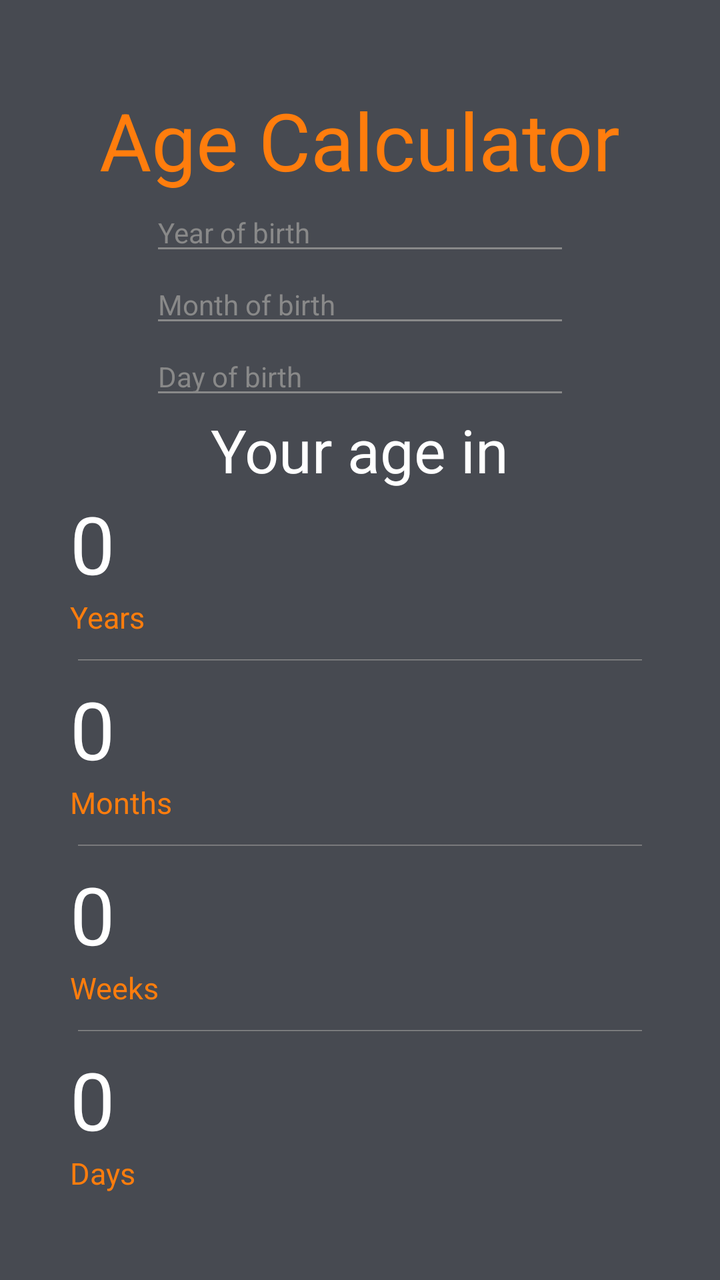
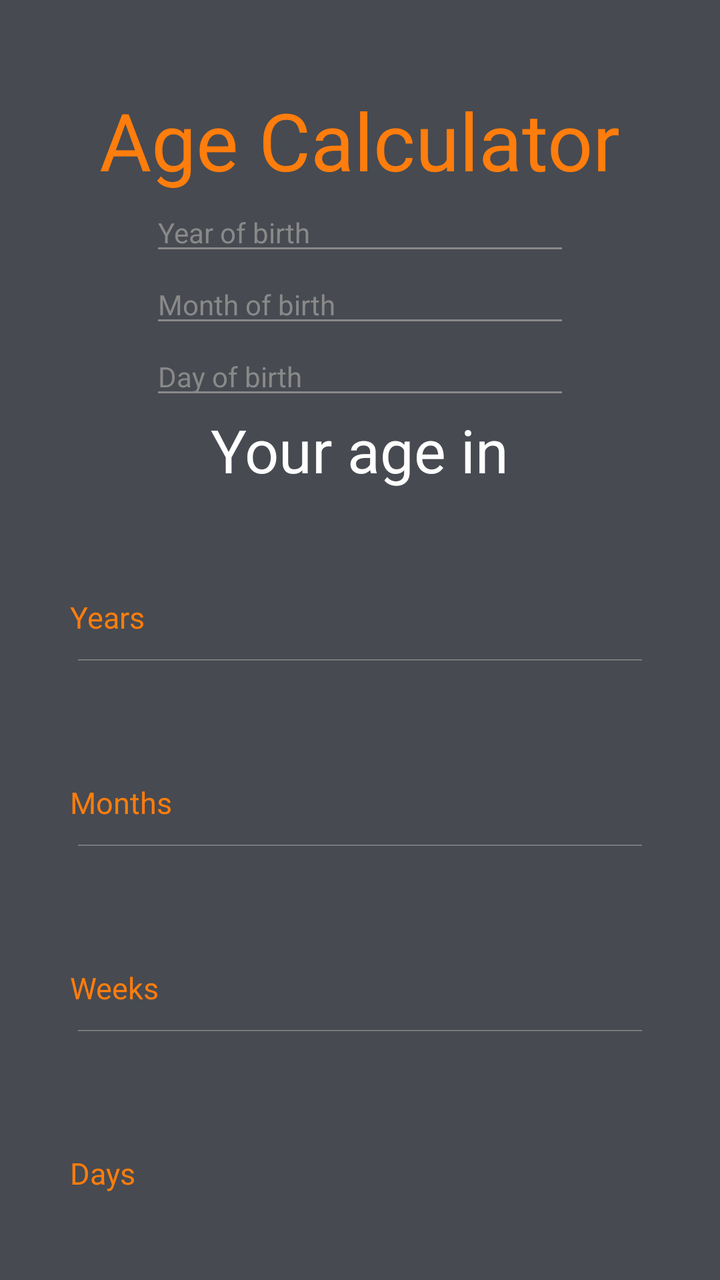

An Android layout rendered at two revisions. The XML below is the earlier revision; the diff shows what the commit changed to produce the second picture.
<!-- AndroidManifest.xml: application theme Theme.AndroidHomework -->
<!-- res/layout/activity_main.xml -->
<?xml version="1.0" encoding="utf-8"?>
<LinearLayout xmlns:android="http://schemas.android.com/apk/res/android"
    xmlns:app="http://schemas.android.com/apk/res-auto"
    xmlns:tools="http://schemas.android.com/tools"
    android:layout_width="match_parent"
    android:layout_height="match_parent"
    android:background="@color/darkslategrey"
    android:gravity="center"
    android:orientation="vertical"
    android:paddingHorizontal="35dp"
    tools:context=".MainActivity">

    <TextView
        android:layout_width="wrap_content"
        android:layout_height="wrap_content"
        android:text="@string/age_calculator"
        android:textColor="@color/darkorange"
        android:textSize="40sp" />

    <EditText
        android:id="@+id/editTextYearOfBirth"
        android:layout_width="match_parent"
        android:layout_height="wrap_content"
        android:layout_marginHorizontal="40dp"
        android:backgroundTint="@color/grayly"
        android:hint="@string/year_of_birth"
        android:inputType="number"
        android:textColor="@color/white"
        android:textColorHint="@color/grayly"
        android:textSize="14sp" />

    <EditText
        android:id="@+id/editTextMonthOfBirth"
        android:layout_width="match_parent"
        android:layout_height="wrap_content"
        android:layout_marginHorizontal="40dp"
        android:backgroundTint="@color/grayly"
        android:hint="@string/month_of_birth"
        android:inputType="number"
        android:textColor="@color/white"
        android:textColorHint="@color/grayly"
        android:textSize="14sp" />

    <EditText
        android:id="@+id/editTextDayOfBirth"
        android:layout_width="match_parent"
        android:layout_height="wrap_content"
        android:layout_marginHorizontal="40dp"
        android:backgroundTint="@color/grayly"
        android:hint="@string/day_of_birth"
        android:inputType="number"
        android:textColor="@color/white"
        android:textColorHint="@color/grayly"
        android:textSize="14sp" />

    <TextView
        android:layout_width="wrap_content"
        android:layout_height="wrap_content"
        android:text="@string/your_age_in"
        android:textColor="@color/white"
        android:textSize="30sp" />

    <TextView
        android:id="@+id/textViewYearsOutput"
        android:layout_width="match_parent"
        android:layout_height="wrap_content"
        android:text="0"
        android:textColor="@color/white"
        android:textSize="40sp" />

    <TextView
        android:layout_width="match_parent"
        android:layout_height="wrap_content"
        android:text="@string/years"
        android:textColor="@color/darkorange"
        android:textSize="15sp" />

    <EditText
        android:layout_width="match_parent"
        android:layout_height="19sp"
        android:backgroundTint="@color/grayly" />

    <TextView
        android:id="@+id/textViewMonthsOutput"
        android:layout_width="match_parent"
        android:layout_height="wrap_content"
        android:text="0"
        android:textColor="@color/white"
        android:textSize="40sp" />

    <TextView
        android:layout_width="match_parent"
        android:layout_height="wrap_content"
        android:text="@string/months"
        android:textColor="@color/darkorange"
        android:textSize="15sp" />

    <EditText
        android:layout_width="match_parent"
        android:layout_height="19sp"
        android:backgroundTint="@color/grayly" />

    <TextView
        android:id="@+id/textViewWeeksOutput"
        android:layout_width="match_parent"
        android:layout_height="wrap_content"
        android:text="0"
        android:textColor="@color/white"
        android:textSize="40sp" />

    <TextView
        android:layout_width="match_parent"
        android:layout_height="wrap_content"
        android:text="@string/weeks"
        android:textColor="@color/darkorange"
        android:textSize="15sp" />

    <EditText
        android:layout_width="match_parent"
        android:layout_height="19sp"
        android:backgroundTint="@color/grayly" />

    <TextView
        android:id="@+id/textViewDaysOutput"
        android:layout_width="match_parent"
        android:layout_height="wrap_content"
        android:text="0"
        android:textColor="@color/white"
        android:textSize="40sp" />

    <TextView
        android:layout_width="match_parent"
        android:layout_height="wrap_content"
        android:text="@string/days"
        android:textColor="@color/darkorange"
        android:textSize="15sp" />

</LinearLayout>
<!-- resources referenced by this layout -->
<resources>
  <color name="darkorange">#FF7D0D</color>
  <color name="darkslategrey">#474A51</color>
  <color name="grayly">#898989</color>
  <color name="white">#FFFFFFFF</color>
  <string name="age_calculator">Age Calculator</string>
  <string name="day_of_birth">Day of birth</string>
  <string name="days">Days</string>
  <string name="month_of_birth">Month of birth</string>
  <string name="months">Months</string>
  <string name="weeks">Weeks</string>
  <string name="year_of_birth">Year of birth</string>
  <string name="years">Years</string>
  <string name="your_age_in">Your age in</string>
  <style name="Theme.AndroidHomework" parent="Theme.MaterialComponents.DayNight.NoActionBar">
          
          <item name="colorPrimary">@color/purple_500</item>
          <item name="colorPrimaryVariant">@color/purple_700</item>
          <item name="colorOnPrimary">@color/white</item>
          
          <item name="colorSecondary">@color/teal_200</item>
          <item name="colorSecondaryVariant">@color/teal_700</item>
          <item name="colorOnSecondary">@color/black</item>
          
          <item name="android:statusBarColor">?attr/colorPrimaryVariant</item>
          
      </style>
  <color name="purple_500">#FF6200EE</color>
  <color name="purple_700">#FF3700B3</color>
  <color name="teal_200">#FF03DAC5</color>
  <color name="teal_700">#FF018786</color>
  <color name="black">#FF000000</color>
</resources>

<!-- the commit's change to res/layout/activity_main.xml (unified diff, before → after) -->
@@ -64,7 +64,7 @@
         android:id="@+id/textViewYearsOutput"
         android:layout_width="match_parent"
         android:layout_height="wrap_content"
-        android:text="0"
+        android:text=""
         android:textColor="@color/white"
         android:textSize="40sp" />
 
@@ -84,7 +84,7 @@
         android:id="@+id/textViewMonthsOutput"
         android:layout_width="match_parent"
         android:layout_height="wrap_content"
-        android:text="0"
+        android:text=""
         android:textColor="@color/white"
         android:textSize="40sp" />
 
@@ -104,7 +104,7 @@
         android:id="@+id/textViewWeeksOutput"
         android:layout_width="match_parent"
         android:layout_height="wrap_content"
-        android:text="0"
+        android:text=""
         android:textColor="@color/white"
         android:textSize="40sp" />
 
@@ -124,7 +124,7 @@
         android:id="@+id/textViewDaysOutput"
         android:layout_width="match_parent"
         android:layout_height="wrap_content"
-        android:text="0"
+        android:text=""
         android:textColor="@color/white"
         android:textSize="40sp" />
 
